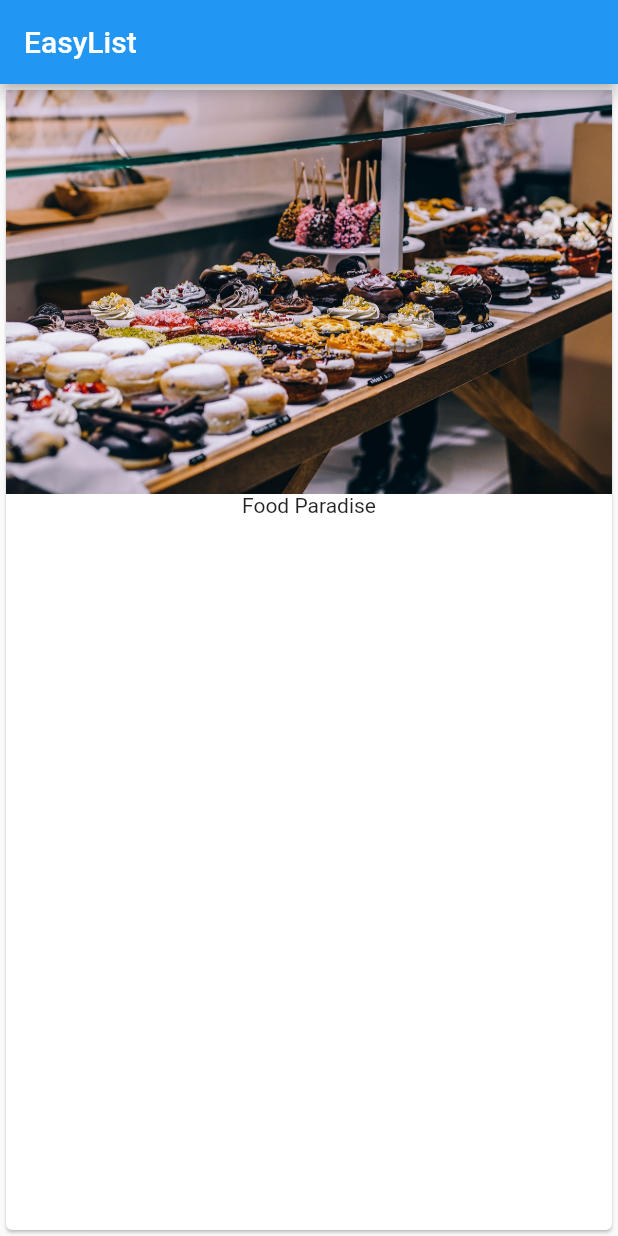
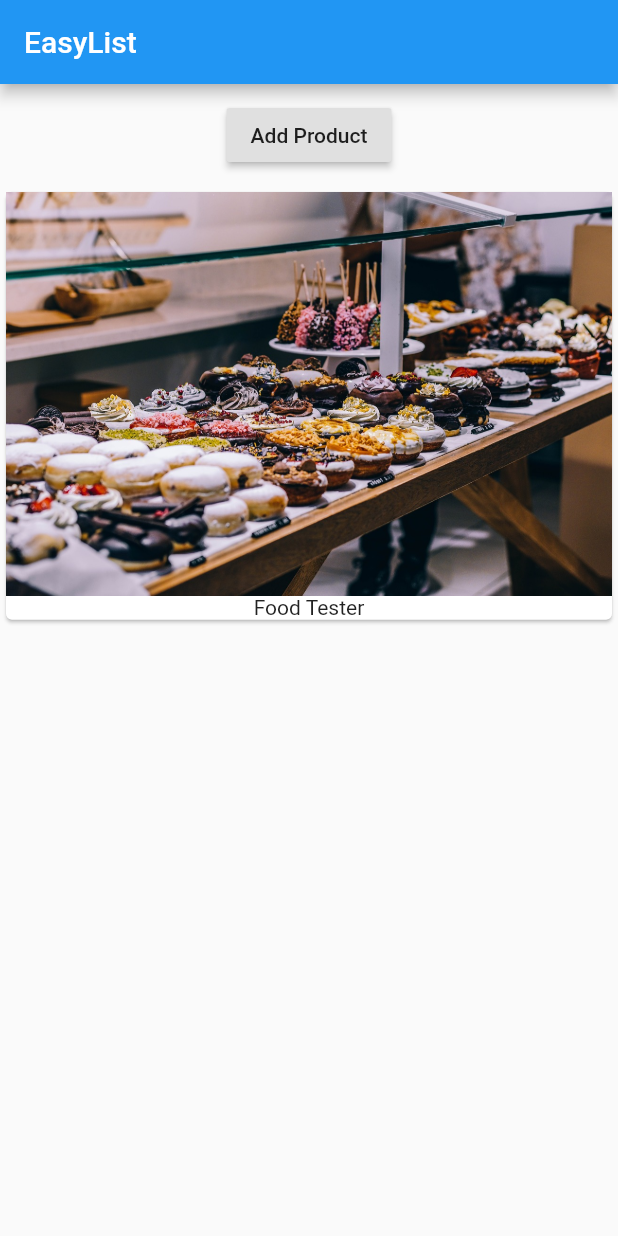
Before and after one commit to poncerapha/flutter, a Flutter app: the screen it shows after launch, on a phone screen of 412 x 824 dp. Run offline on Flutter 3.47's test engine with Material 2 defaults, Android fonts, the phone set to English and light mode, and no system bars.

Commit message:
Adicionando botão

```diff
--- a/app_udemy/lib/main.dart
+++ b/app_udemy/lib/main.dart
@@ -4,7 +4,19 @@ void main() {
   runApp(MyApp());
 }
 
-class MyApp extends StatelessWidget {
+class MyApp extends StatefulWidget {
+  @override
+  State<StatefulWidget> createState() {
+    // TODO: implement createState
+    return _MyAppState();
+  }
+}
+
+
+class _MyAppState extends State<MyApp>{
+  List<String> _products = ['Food Tester'];
+
+
   @override
   Widget build(BuildContext context) {
     return MaterialApp(
@@ -12,15 +24,26 @@ class MyApp extends StatelessWidget {
           appBar: AppBar(
             title: Text('EasyList'),
           ),
-        body: Card(
+          body: Column(
+            children: [
+              Container(
+                margin: EdgeInsets.all(10.0),
+                child: RaisedButton(
+                  onPressed: () {},
+                  child: Text('Add Product'),
+                ),
+              ),
+              Column(children: _products.map((element) => Card(
                 child: Column(
                   children: <Widget>[
                     Image.asset('assets/food.jpg'),
-              Text('Food Paradise')
+                    Text(element)
                   ],
                 ),
-        ),
-      ),
+              )).toList(),),
+
+            ],
+          )),
     );
   }
 }
```
Lines whose indentation alone changed are shown as unchanged.
